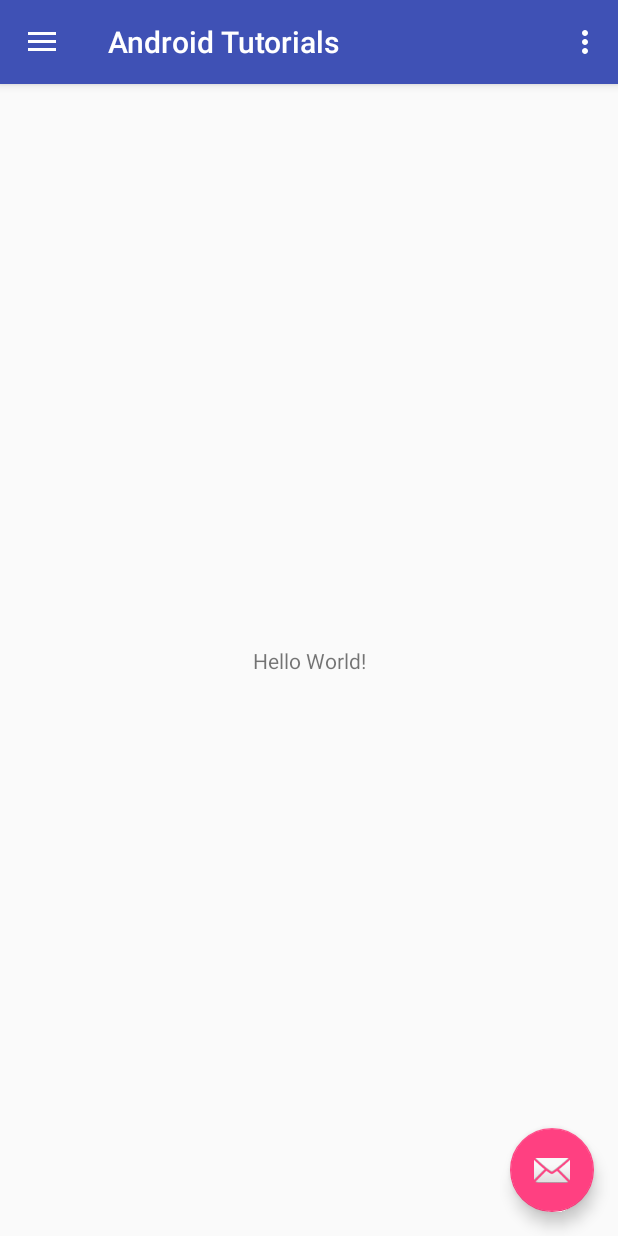
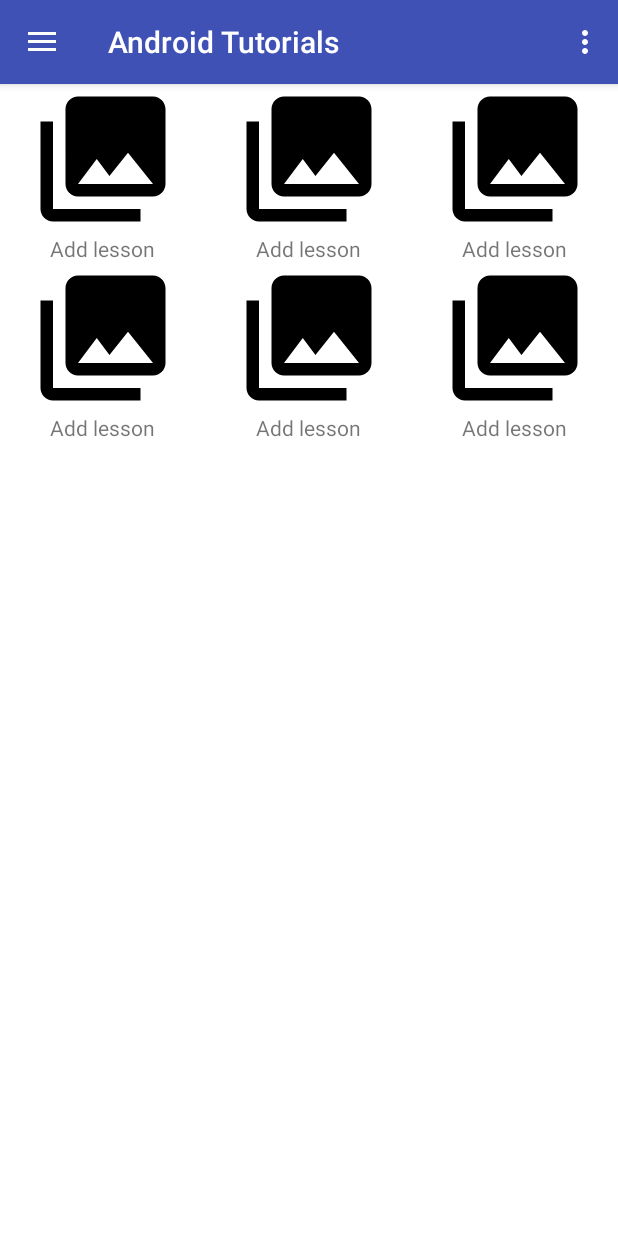
Before and after one commit to Shokichi1997/its, an Android app: the screen it shows after launch (MainActivity), on a phone screen of 412 x 824 dp. Run offline under Robolectric (Android 15) with nearby library versions, the phone set to English and light mode, and no system bars.

Commit message:
Add lesson UI

```diff
--- a/itsapp/app/src/main/AndroidManifest.xml
+++ b/itsapp/app/src/main/AndroidManifest.xml
@@ -10,7 +10,7 @@
         android:supportsRtl="true"
         android:theme="@style/AppTheme">
         <activity
-            android:name=".MainActivity"
+            android:name=".activities.MainActivity"
             android:label="@string/app_name"
             android:theme="@style/AppTheme.NoActionBar">
             <intent-filter>
--- a/itsapp/app/src/main/java/com/itsdl/androidtutorials/MainActivity.java
+++ b/itsapp/app/src/main/java/com/itsdl/androidtutorials/activities/MainActivity.java
@@ -1,8 +1,10 @@
-package com.itsdl.androidtutorials;
+package com.itsdl.androidtutorials.activities;
 
 import android.os.Bundle;
 import android.support.design.widget.FloatingActionButton;
 import android.support.design.widget.Snackbar;
+import android.support.v4.app.Fragment;
+import android.support.v4.app.FragmentTransaction;
 import android.view.View;
 import android.support.design.widget.NavigationView;
 import android.support.v4.view.GravityCompat;
@@ -12,6 +14,10 @@ import android.support.v7.app.AppCompatActivity;
 import android.support.v7.widget.Toolbar;
 import android.view.Menu;
 import android.view.MenuItem;
+import android.widget.Toast;
+
+import com.itsdl.androidtutorials.R;
+import com.itsdl.androidtutorials.fragments.FunctionsFragment;
 
 public class MainActivity extends AppCompatActivity
         implements NavigationView.OnNavigationItemSelectedListener {
@@ -23,15 +29,6 @@ public class MainActivity extends AppCompatActivity
         Toolbar toolbar = ( Toolbar ) findViewById(R.id.toolbar);
         setSupportActionBar(toolbar);
 
-        FloatingActionButton fab = ( FloatingActionButton ) findViewById(R.id.fab);
-        fab.setOnClickListener(new View.OnClickListener() {
-            @Override
-            public void onClick(View view) {
-                Snackbar.make(view, "Replace with your own action", Snackbar.LENGTH_LONG)
-                        .setAction("Action", null).show();
-            }
-        });
-
         DrawerLayout drawer = ( DrawerLayout ) findViewById(R.id.drawer_layout);
         ActionBarDrawerToggle toggle = new ActionBarDrawerToggle(
                 this, drawer, toolbar, R.string.navigation_drawer_open, R.string.navigation_drawer_close);
@@ -40,7 +37,17 @@ public class MainActivity extends AppCompatActivity
 
         NavigationView navigationView = ( NavigationView ) findViewById(R.id.nav_view);
         navigationView.setNavigationItemSelectedListener(this);
+
+
+        //Test adapter
+        Fragment fragment = new FunctionsFragment();
+        FragmentTransaction transaction = getSupportFragmentManager().beginTransaction();
+        transaction.add(R.id.frContainer2,fragment,"FUNCTIONS")
+                .addToBackStack("FUNCTIONS")
+                .commit();
+
     }
+
 
     @Override
     public void onBackPressed() {
@@ -50,6 +57,14 @@ public class MainActivity extends AppCompatActivity
         } else {
             super.onBackPressed();
         }
+
+        if(getSupportFragmentManager().getBackStackEntryCount()<1) {
+            Toast.makeText(getApplicationContext(), "" + getSupportFragmentManager().getBackStackEntryCount(),
+                    Toast.LENGTH_LONG).show();
+            //getSupportFragmentManager().popBackStack();
+            System.exit(0);
+        }
+
     }
 
     @Override
--- /dev/null
+++ b/itsapp/app/src/main/java/com/itsdl/androidtutorials/adapters/Functions_adapter.java
@@ -0,0 +1,51 @@
+package com.itsdl.androidtutorials.adapters;
+
+import android.content.Context;
+import android.support.annotation.NonNull;
+import android.support.annotation.Nullable;
+import android.view.LayoutInflater;
+import android.view.View;
+import android.view.ViewGroup;
+import android.widget.ArrayAdapter;
+import android.widget.ImageView;
+import android.widget.TextView;
+
+import com.itsdl.androidtutorials.R;
+import com.itsdl.androidtutorials.utils.FunctionUser;
+
+import java.util.ArrayList;
+import java.util.List;
+
+import javax.security.auth.Subject;
+
+public class Functions_adapter extends ArrayAdapter<FunctionUser> {
+
+
+    public Functions_adapter(@NonNull Context context, @NonNull ArrayList<FunctionUser> objects) {
+        super(context, 0, objects);
+    }
+
+    @NonNull
+    @Override
+    public View getView(int position, @Nullable View convertView, @NonNull ViewGroup parent) {
+        View listItemView = convertView;
+        if(listItemView==null){
+            listItemView = LayoutInflater.from(getContext()).inflate(R.layout.grid_function_item,parent,false);
+        }
+
+        FunctionUser currentFunctionUser = getItem(position);
+        ImageView imgFUIcon = listItemView.findViewById(R.id.imgFunctionItem);
+        if(currentFunctionUser.hasImage()){
+            imgFUIcon.setImageResource(currentFunctionUser.getImageResourceId());
+        }
+        else {
+            imgFUIcon.setVisibility(View.GONE);
+        }
+
+        TextView lblNameFU = listItemView.findViewById(R.id.lblFunctionNameItem);
+        lblNameFU.setText(currentFunctionUser.getFunction_name());
+
+
+        return listItemView;
+    }
+}
--- /dev/null
+++ b/itsapp/app/src/main/java/com/itsdl/androidtutorials/fragments/FunctionsFragment.java
@@ -0,0 +1,92 @@
+package com.itsdl.androidtutorials.fragments;
+
+import android.os.Bundle;
+import android.support.annotation.NonNull;
+import android.support.annotation.Nullable;
+import android.support.design.widget.NavigationView;
+import android.support.v4.app.Fragment;
+import android.support.v4.app.FragmentManager;
+import android.support.v4.app.FragmentTransaction;
+import android.support.v4.view.GravityCompat;
+import android.support.v4.widget.DrawerLayout;
+import android.support.v7.app.ActionBarDrawerToggle;
+import android.support.v7.app.AppCompatActivity;
+import android.support.v7.widget.Toolbar;
+import android.view.Gravity;
+import android.view.LayoutInflater;
+import android.view.Menu;
+import android.view.MenuInflater;
+import android.view.View;
+import android.view.ViewGroup;
+import android.widget.AdapterView;
+import android.widget.ArrayAdapter;
+import android.widget.GridView;
+import android.widget.ListView;
+import android.widget.Toast;
+
+import com.itsdl.androidtutorials.R;
+import com.itsdl.androidtutorials.adapters.Functions_adapter;
+import com.itsdl.androidtutorials.utils.FunctionUser;
+
+import java.util.ArrayList;
+
+public class FunctionsFragment extends Fragment {
+    private GridView gridFunction;
+    private Toolbar toolbar;
+    DrawerLayout drawer;
+
+    @Nullable
+    @Override
+    public View onCreateView(@NonNull LayoutInflater inflater, @Nullable ViewGroup container, @Nullable Bundle savedInstanceState) {
+        View root = inflater.inflate(R.layout.fragment_functions,container,false);
+
+        gridFunction = root.findViewById(R.id.gridFunction);
+
+//        toolbar = root.findViewById(R.id.function_toolbar);
+//        ((AppCompatActivity )getActivity()).setSupportActionBar(toolbar);
+//        ((AppCompatActivity)getActivity()).getSupportActionBar().setTitle("   Android Tutorials");
+//        ((AppCompatActivity)getActivity()).getSupportActionBar().setLogo(R.drawable.ic_menu_24dp);
+//        drawer = root.findViewById(R.id.drawer_layout);
+
+//        View logo = toolbar.getChildAt(1);
+//        logo.setOnClickListener(new View.OnClickListener() {
+//            @Override
+//            public void onClick(View v) {
+//                //mDrawerLayout.openDrawer(Gravity.LEFT);
+//
+//            }
+//        });
+
+        ArrayList<FunctionUser> function = new ArrayList<>();
+        function.add(new FunctionUser(1,"Add lesson",true,R.drawable.ic_menu_gallery));
+        function.add(new FunctionUser(1,"Add lesson",true,R.drawable.ic_menu_gallery));
+        function.add(new FunctionUser(1,"Add lesson",true,R.drawable.ic_menu_gallery));
+        function.add(new FunctionUser(1,"Add lesson",true,R.drawable.ic_menu_gallery));
+        function.add(new FunctionUser(1,"Add lesson",true,R.drawable.ic_menu_gallery));
+        function.add(new FunctionUser(1,"Add lesson",true,R.drawable.ic_menu_gallery));
+
+        ArrayAdapter adapter = new Functions_adapter(root.getContext(),function);
+        gridFunction.setAdapter(adapter);
+        return root;
+    }
+
+    @Override
+    public void onViewCreated(@NonNull View view, @Nullable Bundle savedInstanceState) {
+        super.onViewCreated(view, savedInstanceState);
+
+        gridFunction.setOnItemClickListener(new AdapterView.OnItemClickListener() {
+            @Override
+            public void onItemClick(AdapterView<?> parent, View view, int position, long id) {
+                Fragment fragment = new AddLessonFragment();
+                FragmentManager manager = getFragmentManager();
+                FragmentTransaction transaction = manager.beginTransaction();
+                transaction.add(R.id.frContainer,fragment,"ADD_LESSON")
+                        .addToBackStack(null)
+                        .commit();
+
+            }
+        });
+    }
+
+
+}
--- /dev/null
+++ b/itsapp/app/src/main/java/com/itsdl/androidtutorials/utils/FunctionUser.java
@@ -0,0 +1,50 @@
+package com.itsdl.androidtutorials.utils;
+
+public class FunctionUser {
+    private static final int NO_IMAGE_PROViDED = -1;
+    private int function_id;
+    private String function_name;
+    private boolean role;
+    private int imageResourceId = NO_IMAGE_PROViDED;
+
+
+
+    public FunctionUser(int function_id, String function_name, boolean role, int imageResourceId) {
+        this.function_id = function_id;
+        this.function_name = function_name;
+        this.role = role;
+        this.imageResourceId = imageResourceId;
+    }
+
+    public int getImageResourceId() {
+        return imageResourceId;
+    }
+
+    public int getFunction_id() {
+        return function_id;
+    }
+
+    public String getFunction_name() {
+        return function_name;
+    }
+
+    public boolean isRole() {
+        return role;
+    }
+
+    public void setFunction_id(int function_id) {
+        this.function_id = function_id;
+    }
+
+    public void setFunction_name(String function_name) {
+        this.function_name = function_name;
+    }
+
+    public void setRole(boolean role) {
+        this.role = role;
+    }
+
+    public boolean hasImage(){
+        return imageResourceId != NO_IMAGE_PROViDED;
+    }
+}
--- /dev/null
+++ b/itsapp/app/src/main/res/drawable/ic_insert_file_24dp.xml
@@ -0,0 +1,5 @@
+<vector android:height="24dp" android:tint="#3093D0"
+    android:viewportHeight="24.0" android:viewportWidth="24.0"
+    android:width="24dp" xmlns:android="http://schemas.android.com/apk/res/android">
+    <path android:fillColor="#FF000000" android:pathData="M6,2c-1.1,0 -1.99,0.9 -1.99,2L4,20c0,1.1 0.89,2 1.99,2L18,22c1.1,0 2,-0.9 2,-2L20,8l-6,-6L6,2zM13,9L13,3.5L18.5,9L13,9z"/>
+</vector>
--- /dev/null
+++ b/itsapp/app/src/main/res/drawable/ic_menu_24dp.xml
@@ -0,0 +1,5 @@
+<vector android:height="24dp" android:tint="#FFFFFF"
+    android:viewportHeight="24.0" android:viewportWidth="24.0"
+    android:width="24dp" xmlns:android="http://schemas.android.com/apk/res/android">
+    <path android:fillColor="#FF000000" android:pathData="M3,18h18v-2L3,16v2zM3,13h18v-2L3,11v2zM3,6v2h18L21,6L3,6z"/>
+</vector>
--- a/itsapp/app/src/main/res/layout/activity_main.xml
+++ b/itsapp/app/src/main/res/layout/activity_main.xml
@@ -22,4 +22,12 @@
         app:headerLayout="@layout/nav_header_main"
         app:menu="@menu/activity_main_drawer" />
 
+    <FrameLayout
+        android:id="@+id/frContainer"
+        android:layout_width="match_parent"
+        android:layout_height="match_parent">
+
+    </FrameLayout>
+
+
 </android.support.v4.widget.DrawerLayout>
--- a/itsapp/app/src/main/res/layout/app_bar_main.xml
+++ b/itsapp/app/src/main/res/layout/app_bar_main.xml
@@ -4,7 +4,7 @@
     xmlns:tools="http://schemas.android.com/tools"
     android:layout_width="match_parent"
     android:layout_height="match_parent"
-    tools:context=".MainActivity">
+    tools:context=".activities.MainActivity">
 
     <android.support.design.widget.AppBarLayout
         android:layout_width="match_parent"
@@ -22,12 +22,4 @@
 
     <include layout="@layout/content_main" />
 
-    <android.support.design.widget.FloatingActionButton
-        android:id="@+id/fab"
-        android:layout_width="wrap_content"
-        android:layout_height="wrap_content"
-        android:layout_gravity="bottom|end"
-        android:layout_margin="@dimen/fab_margin"
-        app:srcCompat="@android:drawable/ic_dialog_email" />
-
 </android.support.design.widget.CoordinatorLayout>
--- a/itsapp/app/src/main/res/layout/content_main.xml
+++ b/itsapp/app/src/main/res/layout/content_main.xml
@@ -5,16 +5,14 @@
     android:layout_width="match_parent"
     android:layout_height="match_parent"
     app:layout_behavior="@string/appbar_scrolling_view_behavior"
-    tools:context=".MainActivity"
+    tools:context=".activities.MainActivity"
     tools:showIn="@layout/app_bar_main">
 
-    <TextView
-        android:layout_width="wrap_content"
-        android:layout_height="wrap_content"
-        android:text="Hello World!"
-        app:layout_constraintBottom_toBottomOf="parent"
-        app:layout_constraintLeft_toLeftOf="parent"
-        app:layout_constraintRight_toRightOf="parent"
-        app:layout_constraintTop_toTopOf="parent" />
+    <FrameLayout
+        android:id="@+id/frContainer2"
+        android:layout_width="match_parent"
+        android:layout_height="match_parent">
+
+    </FrameLayout>
 
 </android.support.constraint.ConstraintLayout>
--- /dev/null
+++ b/itsapp/app/src/main/res/layout/fragment_functions.xml
@@ -0,0 +1,29 @@
+<?xml version="1.0" encoding="utf-8"?>
+<RelativeLayout xmlns:android="http://schemas.android.com/apk/res/android"
+    android:layout_width="match_parent"
+    android:layout_height="match_parent">
+
+    <View
+        android:layout_width="match_parent"
+        android:layout_height="match_parent"
+        android:background="#FFF"
+        android:clickable="false" />
+
+    <LinearLayout
+        android:layout_width="match_parent"
+        android:layout_height="match_parent"
+        android:orientation="vertical">
+
+        <!--<include layout="@layout/app_bar"-->
+            <!--android:id="@+id/function_toolbar" />-->
+
+        <GridView
+            android:id="@+id/gridFunction"
+            android:layout_width="match_parent"
+            android:layout_height="wrap_content"
+            android:gravity="center"
+            android:numColumns="3" />
+    </LinearLayout>
+
+
+</RelativeLayout>
--- /dev/null
+++ b/itsapp/app/src/main/res/layout/grid_function_item.xml
@@ -0,0 +1,21 @@
+<?xml version="1.0" encoding="utf-8"?>
+<LinearLayout xmlns:android="http://schemas.android.com/apk/res/android"
+    android:orientation="vertical"
+    android:layout_width="match_parent"
+    android:layout_height="match_parent"
+    >
+
+    <ImageView
+        android:layout_width="100dp"
+        android:layout_height="100dp"
+        android:id="@+id/imgFunctionItem"
+        android:src="@mipmap/ic_launcher"
+        android:layout_gravity="center"/>
+
+    <TextView
+        android:layout_width="wrap_content"
+        android:layout_height="wrap_content"
+        android:text="Dang nhap"
+        android:id="@+id/lblFunctionNameItem"
+        android:layout_gravity="center"/>
+</LinearLayout>
--- a/itsapp/app/src/main/res/values/dimens.xml
+++ b/itsapp/app/src/main/res/values/dimens.xml
@@ -5,4 +5,5 @@
     <dimen name="nav_header_vertical_spacing">8dp</dimen>
     <dimen name="nav_header_height">176dp</dimen>
     <dimen name="fab_margin">16dp</dimen>
+    <dimen name="title_size">16sp</dimen>
 </resources>
--- a/itsapp/app/src/main/res/values/strings.xml
+++ b/itsapp/app/src/main/res/values/strings.xml
@@ -6,4 +6,9 @@
     <string name="nav_header_subtitle">android.studio@android.com</string>
     <string name="nav_header_desc">Navigation header</string>
     <string name="action_settings">Settings</string>
+    <string name="lesson_title">Lesson Title</string>
+    <string name="upload_file">Upload file</string>
+    <string name="choose_file">Choose File</string>
+    <string name="add_new_lesson">Add new lesson</string>
+    <string name="add_lesson">Add lesson</string>
 </resources>
--- a/itsapp/app/src/main/res/values/styles.xml
+++ b/itsapp/app/src/main/res/values/styles.xml
@@ -1,7 +1,7 @@
 <resources>
 
     <!-- Base application theme. -->
-    <style name="AppTheme" parent="Theme.AppCompat.Light.DarkActionBar">
+    <style name="AppTheme" parent="Theme.AppCompat.Light.NoActionBar">
         <!-- Customize your theme here. -->
         <item name="colorPrimary">@color/colorPrimary</item>
         <item name="colorPrimaryDark">@color/colorPrimaryDark</item>
@@ -17,4 +17,9 @@
 
     <style name="AppTheme.PopupOverlay" parent="ThemeOverlay.AppCompat.Light" />
 
+    <style name="text_style" >
+        <item name="android:textSize">20sp</item>
+        <item name="android:fontFamily">sans-serif-light</item>
+    </style>
+
 </resources>
```
Also changed, not shown: itsapp/app/src/main/java/com/itsdl/androidtutorials/fragments/AddLessonFragment.java (added, +42 -0 lines), itsapp/app/src/main/res/layout/app_bar.xml (added, +11 -0 lines), itsapp/app/src/main/res/layout/fragment_add_lesson.xml (added, +87 -0 lines).
